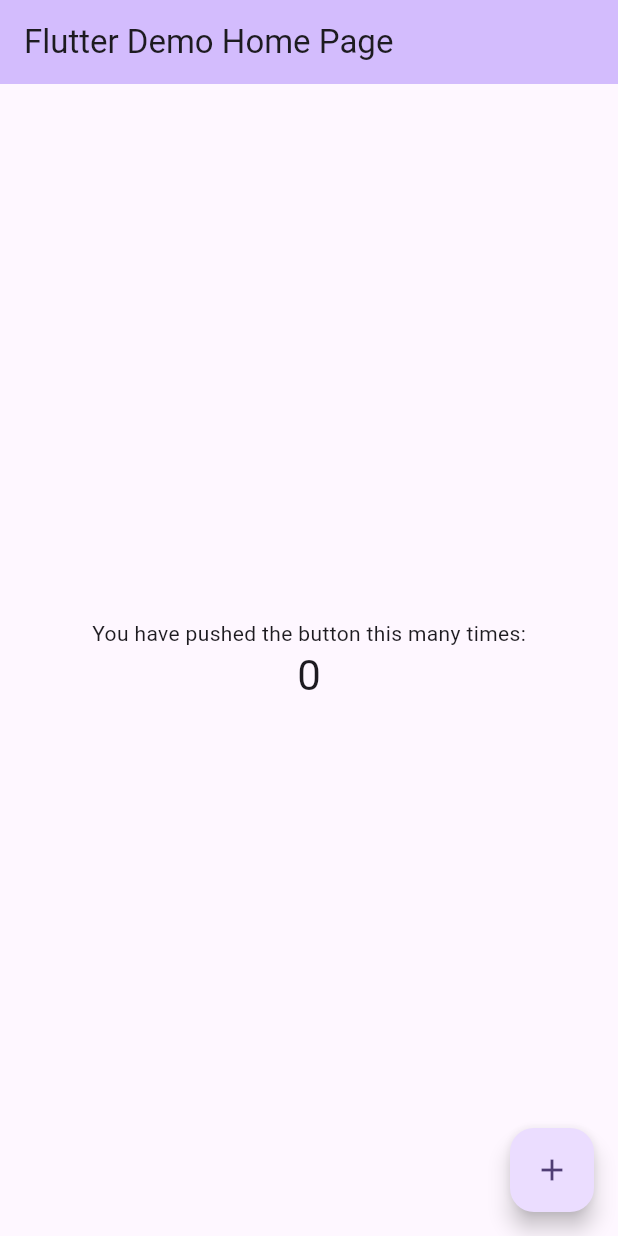
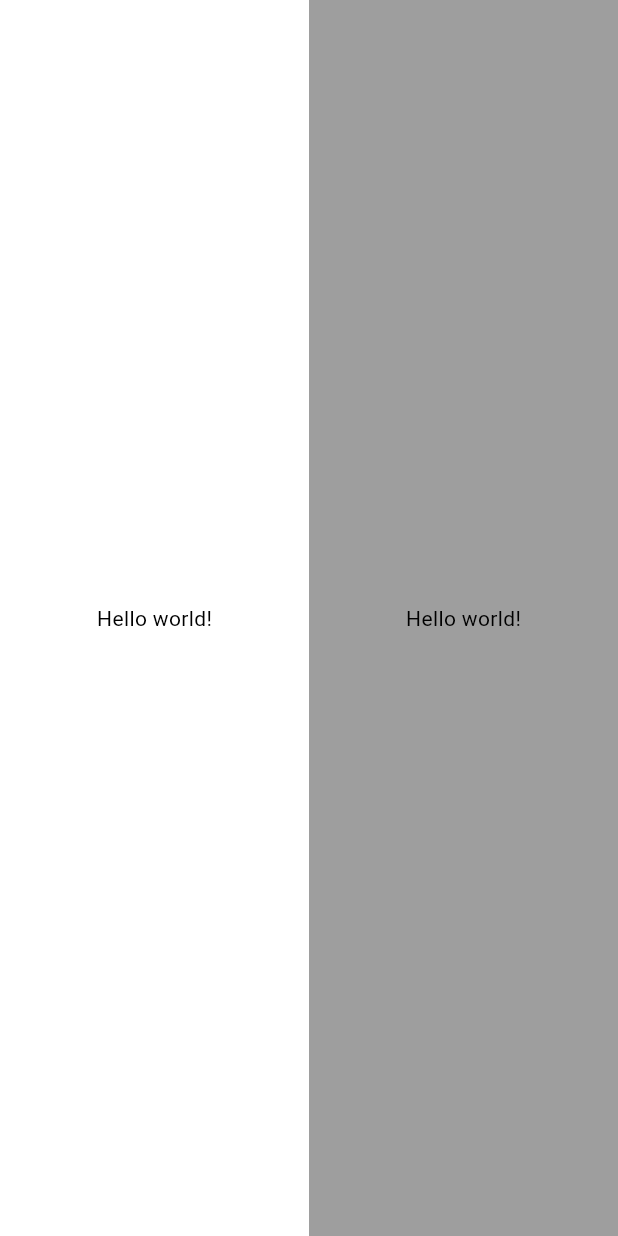
Before and after one commit to guilhermeSchiochet/CalculatorInFlutter, a Flutter app: the screen it shows after launch, on a phone screen of 412 x 824 dp. Run offline on Flutter 3.47's test engine with Material 2 defaults, Android fonts, the phone set to English and light mode, and no system bars.

Commit message:
Ajustes na arquitetura

```diff
--- a/lib/main.dart
+++ b/lib/main.dart
@@ -1,125 +1,4 @@
+import 'package:calculator_in_flutter/src/presentation/app.dart';
 import 'package:flutter/material.dart';
 
-void main() {
-  runApp(const MyApp());
-}
-
-class MyApp extends StatelessWidget {
-  const MyApp({super.key});
-
-  // This widget is the root of your application.
-  @override
-  Widget build(BuildContext context) {
-    return MaterialApp(
-      title: 'Flutter Demo',
-      theme: ThemeData(
-        // This is the theme of your application.
-        //
-        // TRY THIS: Try running your application with "flutter run". You'll see
-        // the application has a blue toolbar. Then, without quitting the app,
-        // try changing the seedColor in the colorScheme below to Colors.green
-        // and then invoke "hot reload" (save your changes or press the "hot
-        // reload" button in a Flutter-supported IDE, or press "r" if you used
-        // the command line to start the app).
-        //
-        // Notice that the counter didn't reset back to zero; the application
-        // state is not lost during the reload. To reset the state, use hot
-        // restart instead.
-        //
-        // This works for code too, not just values: Most code changes can be
-        // tested with just a hot reload.
-        colorScheme: ColorScheme.fromSeed(seedColor: Colors.deepPurple),
-        useMaterial3: true,
-      ),
-      home: const MyHomePage(title: 'Flutter Demo Home Page'),
-    );
-  }
-}
-
-class MyHomePage extends StatefulWidget {
-  const MyHomePage({super.key, required this.title});
-
-  // This widget is the home page of your application. It is stateful, meaning
-  // that it has a State object (defined below) that contains fields that affect
-  // how it looks.
-
-  // This class is the configuration for the state. It holds the values (in this
-  // case the title) provided by the parent (in this case the App widget) and
-  // used by the build method of the State. Fields in a Widget subclass are
-  // always marked "final".
-
-  final String title;
-
-  @override
-  State<MyHomePage> createState() => _MyHomePageState();
-}
-
-class _MyHomePageState extends State<MyHomePage> {
-  int _counter = 0;
-
-  void _incrementCounter() {
-    setState(() {
-      // This call to setState tells the Flutter framework that something has
-      // changed in this State, which causes it to rerun the build method below
-      // so that the display can reflect the updated values. If we changed
-      // _counter without calling setState(), then the build method would not be
-      // called again, and so nothing would appear to happen.
-      _counter++;
-    });
-  }
-
-  @override
-  Widget build(BuildContext context) {
-    // This method is rerun every time setState is called, for instance as done
-    // by the _incrementCounter method above.
-    //
-    // The Flutter framework has been optimized to make rerunning build methods
-    // fast, so that you can just rebuild anything that needs updating rather
-    // than having to individually change instances of widgets.
-    return Scaffold(
-      appBar: AppBar(
-        // TRY THIS: Try changing the color here to a specific color (to
-        // Colors.amber, perhaps?) and trigger a hot reload to see the AppBar
-        // change color while the other colors stay the same.
-        backgroundColor: Theme.of(context).colorScheme.inversePrimary,
-        // Here we take the value from the MyHomePage object that was created by
-        // the App.build method, and use it to set our appbar title.
-        title: Text(widget.title),
-      ),
-      body: Center(
-        // Center is a layout widget. It takes a single child and positions it
-        // in the middle of the parent.
-        child: Column(
-          // Column is also a layout widget. It takes a list of children and
-          // arranges them vertically. By default, it sizes itself to fit its
-          // children horizontally, and tries to be as tall as its parent.
-          //
-          // Column has various properties to control how it sizes itself and
-          // how it positions its children. Here we use mainAxisAlignment to
-          // center the children vertically; the main axis here is the vertical
-          // axis because Columns are vertical (the cross axis would be
-          // horizontal).
-          //
-          // TRY THIS: Invoke "debug painting" (choose the "Toggle Debug Paint"
-          // action in the IDE, or press "p" in the console), to see the
-          // wireframe for each widget.
-          mainAxisAlignment: MainAxisAlignment.center,
-          children: <Widget>[
-            const Text(
-              'You have pushed the button this many times:',
-            ),
-            Text(
-              '$_counter',
-              style: Theme.of(context).textTheme.headlineMedium,
-            ),
-          ],
-        ),
-      ),
-      floatingActionButton: FloatingActionButton(
-        onPressed: _incrementCounter,
-        tooltip: 'Increment',
-        child: const Icon(Icons.add),
-      ), // This trailing comma makes auto-formatting nicer for build methods.
-    );
-  }
-}
+void main() => runApp(const App());
--- /dev/null
+++ b/lib/src/presentation/app.dart
@@ -0,0 +1,17 @@
+import 'package:calculator_in_flutter/src/config/themes/app_theme.dart';
+import 'package:calculator_in_flutter/src/presentation/screens/home_screen.dart';
+import 'package:flutter/material.dart';
+
+class App extends StatelessWidget {
+  const App({super.key});
+
+  @override
+  Widget build(BuildContext context) {
+    return MaterialApp(
+      darkTheme: AppTheme.dark,
+      home: const HomeScreen(),
+      themeMode: ThemeMode.dark,
+      debugShowCheckedModeBanner: false,
+    );
+  }
+}
--- /dev/null
+++ b/lib/src/presentation/screens/home_screen.dart
@@ -0,0 +1,36 @@
+import 'package:flutter/material.dart';
+
+class HomeScreen extends StatefulWidget {
+  const HomeScreen({super.key});
+
+  @override
+  State<HomeScreen> createState() => _HomeScreenState();
+}
+
+class _HomeScreenState extends State<HomeScreen> {
+  @override
+  Widget build(BuildContext context) {
+    return Scaffold(
+      body: _body,
+    );
+  }
+
+  Widget get _body {
+    return Row(
+      children: [
+        _containerExpanded(Colors.white),
+        _containerExpanded(Colors.grey)
+      ],
+    );
+  }
+
+  Widget _containerExpanded(Color? color) {
+    return Expanded(
+      child: Container(
+        color: color,
+        child: const Center(child: Text('Hello world!')),
+      )
+    );
+  }
+
+}
```
